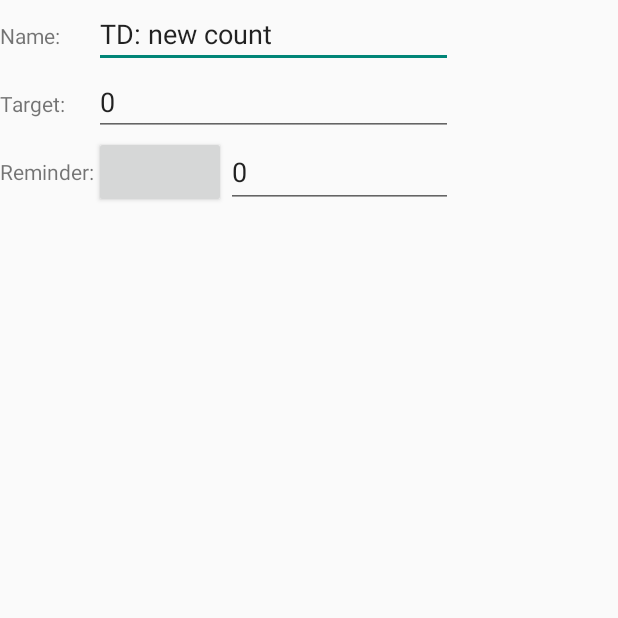
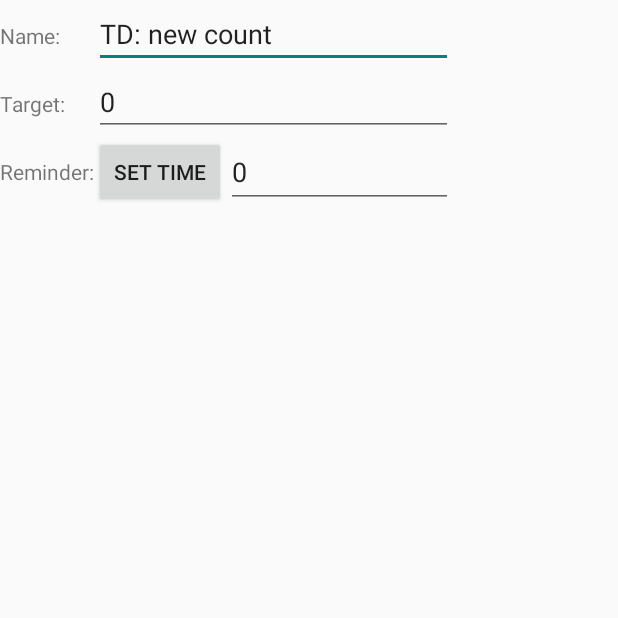
Before and after one commit to johnhamelink/franklin, an Android app: the EditCount screen opened directly, with no data from a screen before it, on a phone screen of 412 x 824 dp, the top half of it. Run offline under Robolectric (Android 15) with nearby library versions, the phone set to English and light mode, and no system bars.

Commit message:
edit count lacked text

```diff
--- a/app/src/main/java/onion/logplusbmixd5zjl/data/CountEntry.java
+++ b/app/src/main/java/onion/logplusbmixd5zjl/data/CountEntry.java
@@ -83,7 +83,7 @@ public class CountEntry extends TaskEntry {
         if ( hours != -1 ) {
             return String.format( Locale.US, "%d:%02d", hours, minutes);
         } else {
-            return context.getResources().getString(R.string.e_a_t_start);
+            return context.getResources().getString(R.string.e_t_start);
         }
     }
 
--- a/app/src/main/res/layout/edit_count.xml
+++ b/app/src/main/res/layout/edit_count.xml
@@ -54,6 +54,7 @@
         <Button
             android:id="@+id/e_c_time"
             android:onClick="pressEditAlarmTime"
+            android:text="@string/e_t_start"
             android:layout_height="match_parent"
             android:layout_width="wrap_content"
             />
--- a/app/src/main/res/layout/edit_task.xml
+++ b/app/src/main/res/layout/edit_task.xml
@@ -44,7 +44,7 @@
           <Button
               android:id="@+id/e_a_time"
               android:onClick="pressEditAlarmTime"
-              android:text="@string/e_a_t_start"
+              android:text="@string/e_t_start"
               android:layout_height="match_parent"
               android:layout_width="wrap_content"
               />
--- a/app/src/main/res/values/strings.xml
+++ b/app/src/main/res/values/strings.xml
@@ -7,10 +7,10 @@
     <string name="count_m_edit">edit count</string>
     <string name="duration_label">Duration:</string>
     <string name="e_a_n_hint">target before time</string>
-    <string name="e_a_t_start">set time</string>
     <string name="e_d_hint">duration in seconds</string>
     <string name="e_n_hint">task name</string>
     <string name="e_r_hint">repeats per time frame</string>
+    <string name="e_t_start">set time</string>
     <string name="error_init">Error in initializing data</string>
     <string name="justlog">new log entry</string><!--justlog to newlog, edit to edittask, new to newtimer? -->
     <string name="log_added">log</string>
```
